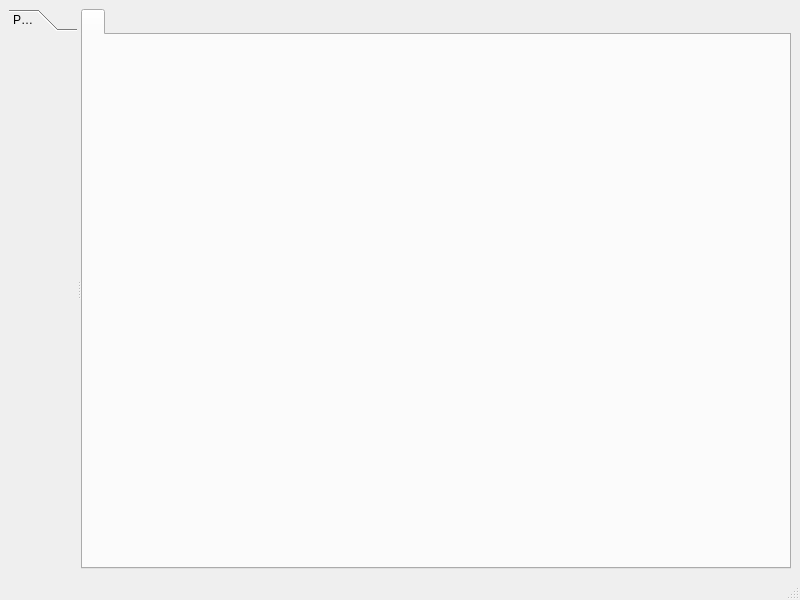
Above: src/superfit/mainwindow/mainwindow.ui from awacha/superfit before the change. Below: the same form after it.
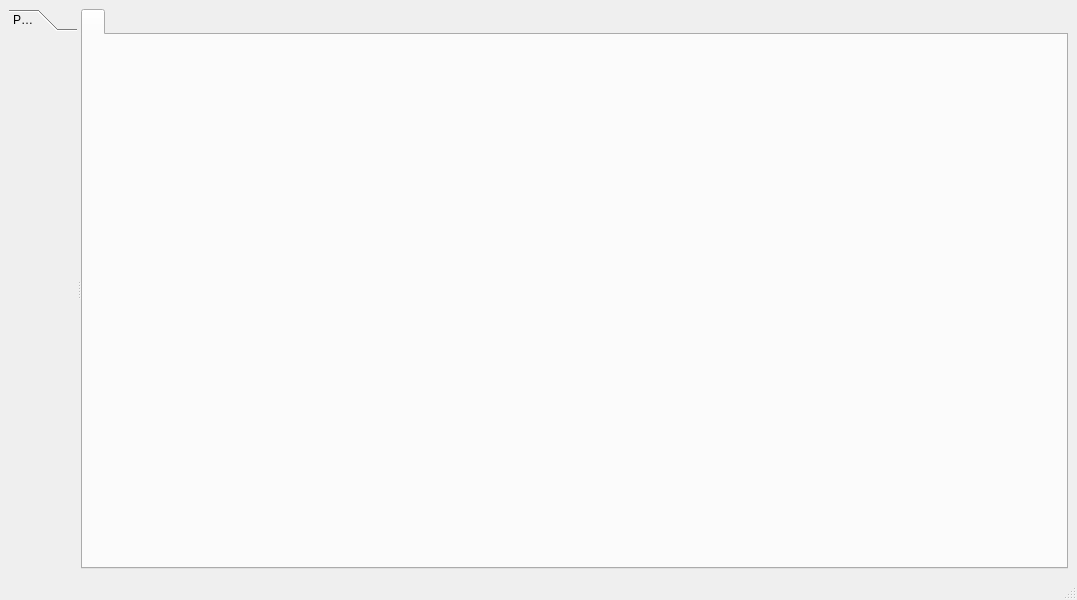
That is the form after the change.

```diff
--- a/src/superfit/mainwindow/mainwindow.ui
+++ b/src/superfit/mainwindow/mainwindow.ui
@@ -6,7 +6,7 @@
    <rect>
     <x>0</x>
     <y>0</y>
-    <width>800</width>
+    <width>1077</width>
     <height>600</height>
    </rect>
   </property>
@@ -17,6 +17,12 @@
    <layout class="QVBoxLayout" name="verticalLayout">
     <item>
      <widget class="QSplitter" name="splitter">
+      <property name="sizePolicy">
+       <sizepolicy hsizetype="MinimumExpanding" vsizetype="Expanding">
+        <horstretch>0</horstretch>
+        <verstretch>0</verstretch>
+       </sizepolicy>
+      </property>
       <property name="orientation">
        <enum>Qt::Horizontal</enum>
       </property>
@@ -49,7 +55,7 @@
       </widget>
       <widget class="QTabWidget" name="tabWidget">
        <property name="sizePolicy">
-        <sizepolicy hsizetype="MinimumExpanding" vsizetype="Expanding">
+        <sizepolicy hsizetype="Minimum" vsizetype="Expanding">
          <horstretch>1</horstretch>
          <verstretch>0</verstretch>
         </sizepolicy>
```
Left out of the diff: 4 changed lines with no effect on the pictures.
